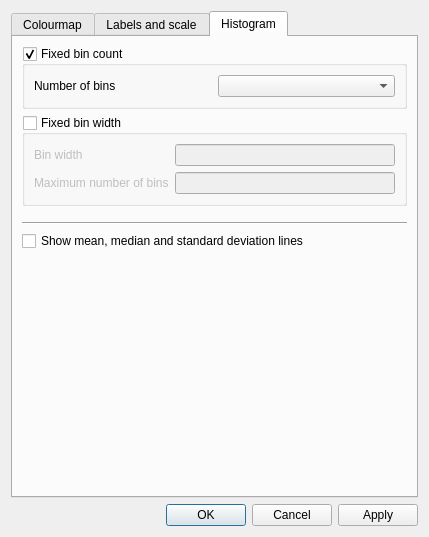
First picture: the form in src/resources/ui_display_options_dialog.ui, repository ianthomas23/QACD-quack, before the edit.
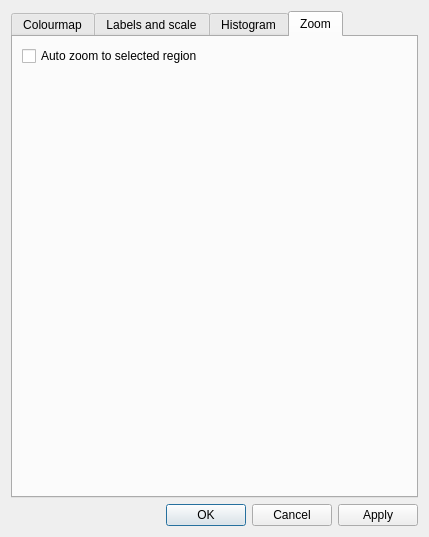
Second picture: the form after the edit. The open tabs and pages were chosen to show the change.

Commit message: New option to auto zoom to region, not fully implemented

Diff of the .ui file:
```diff
--- a/src/resources/ui_display_options_dialog.ui
+++ b/src/resources/ui_display_options_dialog.ui
@@ -305,6 +305,30 @@
        </item>
       </layout>
      </widget>
+     <widget class="QWidget" name="zoomTab">
+      <attribute name="title">
+       <string>Zoom</string>
+      </attribute>
+      <layout class="QVBoxLayout" name="v3">
+       <item>
+        <widget class="QCheckBox" name="autoZoomRegionCheckBox">
+         <property name="text">
+          <string>Auto zoom to selected region</string>
+         </property>
+        </widget>
+       </item>
+       <item>
+        <widget class="QLabel" name="dummy2">
+         <property name="sizePolicy">
+          <sizepolicy hsizetype="Preferred" vsizetype="Preferred">
+           <horstretch>0</horstretch>
+           <verstretch>1</verstretch>
+          </sizepolicy>
+         </property>
+        </widget>
+       </item>
+      </layout>
+     </widget>
     </widget>
    </item>
    <item>
```
The commit also changes 5 other files.
